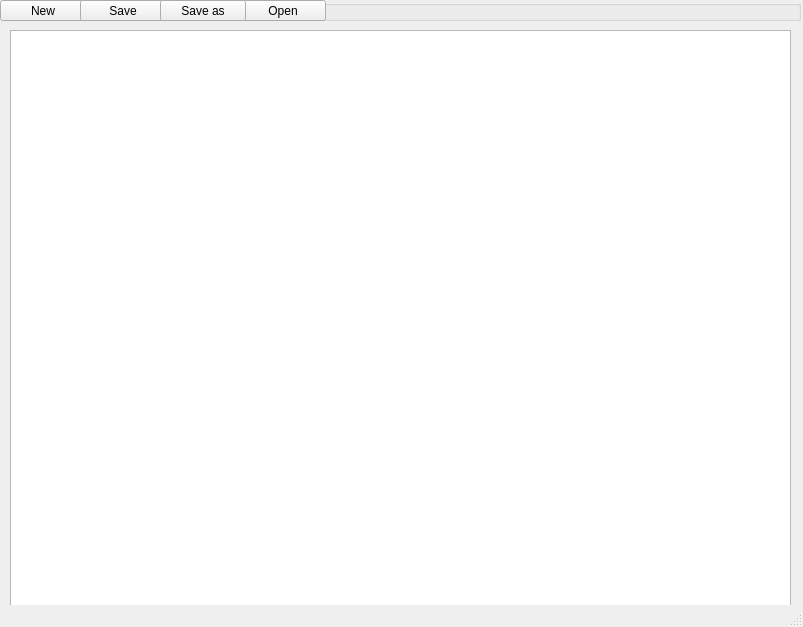
This is mainwindow.ui in Hardik7219/Qt-Notepad-Application--Cpp as Qt 5 draws it before an edit. The edited form follows.
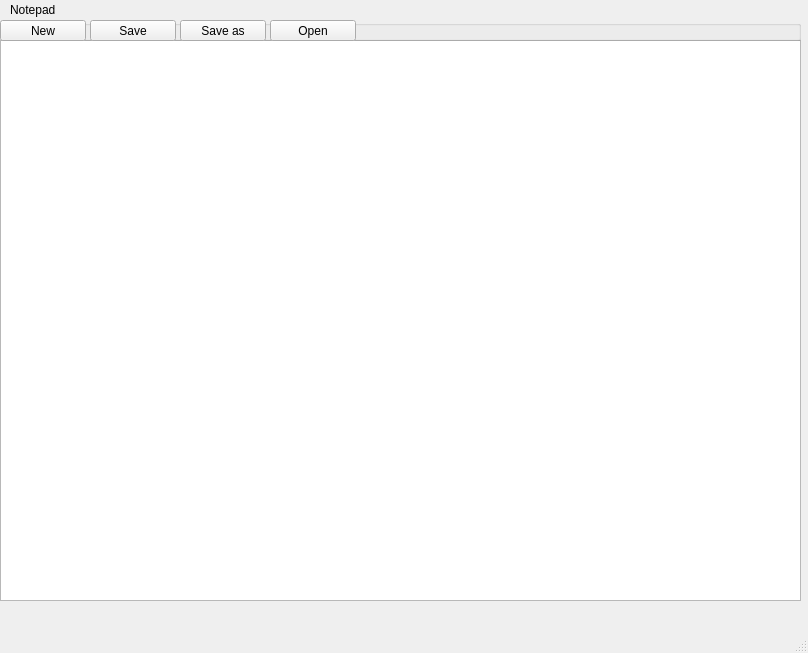
This is the edited form.

Patch:
```diff
--- a/mainwindow.ui
+++ b/mainwindow.ui
@@ -6,8 +6,8 @@
    <rect>
     <x>0</x>
     <y>0</y>
-    <width>803</width>
-    <height>627</height>
+    <width>808</width>
+    <height>653</height>
    </rect>
   </property>
   <property name="windowTitle">
@@ -17,10 +17,10 @@
    <widget class="QTextEdit" name="textEdit">
     <property name="geometry">
      <rect>
-      <x>10</x>
-      <y>30</y>
-      <width>781</width>
-      <height>581</height>
+      <x>0</x>
+      <y>40</y>
+      <width>801</width>
+      <height>561</height>
      </rect>
     </property>
    </widget>
@@ -41,7 +41,7 @@
     <property name="geometry">
      <rect>
       <x>0</x>
-      <y>0</y>
+      <y>20</y>
       <width>801</width>
       <height>21</height>
      </rect>
@@ -65,7 +65,7 @@
     <widget class="QPushButton" name="SAVE">
      <property name="geometry">
       <rect>
-       <x>80</x>
+       <x>90</x>
        <y>0</y>
        <width>86</width>
        <height>21</height>
@@ -78,7 +78,7 @@
     <widget class="QPushButton" name="OPEN">
      <property name="geometry">
       <rect>
-       <x>240</x>
+       <x>270</x>
        <y>0</y>
        <width>86</width>
        <height>21</height>
@@ -91,7 +91,7 @@
     <widget class="QPushButton" name="SAVEAS">
      <property name="geometry">
       <rect>
-       <x>160</x>
+       <x>180</x>
        <y>0</y>
        <width>86</width>
        <height>21</height>
@@ -102,6 +102,19 @@
      </property>
     </widget>
    </widget>
+   <widget class="QLabel" name="FILENAME">
+    <property name="geometry">
+     <rect>
+      <x>10</x>
+      <y>0</y>
+      <width>791</width>
+      <height>20</height>
+     </rect>
+    </property>
+    <property name="text">
+     <string>Notepad</string>
+    </property>
+   </widget>
   </widget>
   <widget class="QMenuBar" name="menubar">
    <property name="geometry">
```
Left out of the diff: 2 changed lines with no effect on the pictures.
